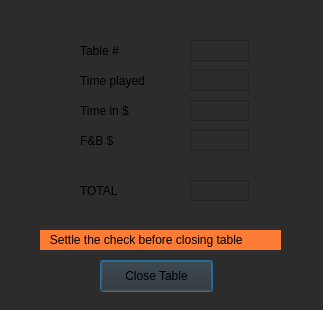
First picture: the form in tabletab.ui, repository aj501/NickBilliardsPrjQT, before the edit.
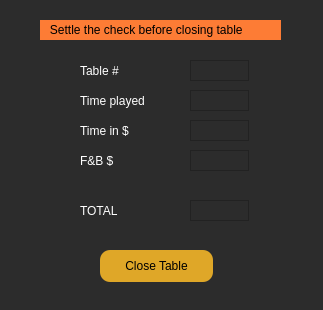
Second picture: the form after the edit.

What changed in the file:
```diff
--- a/tabletab.ui
+++ b/tabletab.ui
@@ -20,11 +20,14 @@
    <property name="geometry">
     <rect>
      <x>80</x>
-     <y>40</y>
+     <y>60</y>
      <width>59</width>
      <height>21</height>
     </rect>
    </property>
+   <property name="styleSheet">
+    <string notr="true">color: rgb(255, 255, 255);</string>
+   </property>
    <property name="text">
     <string>Table #</string>
    </property>
@@ -33,11 +36,14 @@
    <property name="geometry">
     <rect>
      <x>80</x>
-     <y>70</y>
+     <y>90</y>
      <width>81</width>
      <height>21</height>
     </rect>
    </property>
+   <property name="styleSheet">
+    <string notr="true">color: rgb(255, 255, 255);</string>
+   </property>
    <property name="text">
     <string>Time played</string>
    </property>
@@ -46,11 +52,14 @@
    <property name="geometry">
     <rect>
      <x>80</x>
-     <y>100</y>
+     <y>120</y>
      <width>59</width>
      <height>21</height>
     </rect>
    </property>
+   <property name="styleSheet">
+    <string notr="true">color: rgb(255, 255, 255);</string>
+   </property>
    <property name="text">
     <string>Time in $</string>
    </property>
@@ -59,11 +68,14 @@
    <property name="geometry">
     <rect>
      <x>80</x>
-     <y>130</y>
+     <y>150</y>
      <width>59</width>
      <height>21</height>
     </rect>
    </property>
+   <property name="styleSheet">
+    <string notr="true">color: rgb(255, 255, 255);</string>
+   </property>
    <property name="text">
     <string>F&amp;B $</string>
    </property>
@@ -72,11 +84,14 @@
    <property name="geometry">
     <rect>
      <x>190</x>
-     <y>100</y>
+     <y>120</y>
      <width>59</width>
      <height>21</height>
     </rect>
    </property>
+   <property name="styleSheet">
+    <string notr="true">color: rgb(255, 255, 255);</string>
+   </property>
    <property name="frameShape">
     <enum>QFrame::StyledPanel</enum>
    </property>
@@ -91,11 +106,14 @@
    <property name="geometry">
     <rect>
      <x>190</x>
-     <y>130</y>
+     <y>150</y>
      <width>59</width>
      <height>21</height>
     </rect>
    </property>
+   <property name="styleSheet">
+    <string notr="true">color: rgb(255, 255, 255);</string>
+   </property>
    <property name="frameShape">
     <enum>QFrame::StyledPanel</enum>
    </property>
@@ -110,11 +128,14 @@
    <property name="geometry">
     <rect>
      <x>190</x>
-     <y>70</y>
+     <y>90</y>
      <width>59</width>
      <height>21</height>
     </rect>
    </property>
+   <property name="styleSheet">
+    <string notr="true">color: rgb(255, 255, 255);</string>
+   </property>
    <property name="frameShape">
     <enum>QFrame::StyledPanel</enum>
    </property>
@@ -129,11 +150,14 @@
    <property name="geometry">
     <rect>
      <x>190</x>
-     <y>40</y>
+     <y>60</y>
      <width>59</width>
      <height>21</height>
     </rect>
    </property>
+   <property name="styleSheet">
+    <string notr="true">color: rgb(255, 255, 255);</string>
+   </property>
    <property name="frameShape">
     <enum>QFrame::StyledPanel</enum>
    </property>
@@ -148,11 +172,14 @@
    <property name="geometry">
     <rect>
      <x>80</x>
-     <y>180</y>
+     <y>200</y>
      <width>59</width>
      <height>21</height>
     </rect>
    </property>
+   <property name="styleSheet">
+    <string notr="true">color: rgb(255, 255, 255);</string>
+   </property>
    <property name="text">
     <string>TOTAL</string>
    </property>
@@ -161,11 +188,15 @@
    <property name="geometry">
     <rect>
      <x>190</x>
-     <y>180</y>
+     <y>200</y>
      <width>59</width>
      <height>21</height>
     </rect>
    </property>
+   <property name="styleSheet">
+    <string notr="true">color: rgb(255, 255, 255);
+</string>
+   </property>
    <property name="frameShape">
     <enum>QFrame::StyledPanel</enum>
    </property>
@@ -180,7 +211,7 @@
    <property name="geometry">
     <rect>
      <x>40</x>
-     <y>230</y>
+     <y>20</y>
      <width>241</width>
      <height>20</height>
     </rect>
@@ -196,11 +227,14 @@
    <property name="geometry">
     <rect>
      <x>100</x>
-     <y>260</y>
+     <y>250</y>
      <width>113</width>
      <height>32</height>
     </rect>
    </property>
+   <property name="styleSheet">
+    <string notr="true">border-radius:10px;background-color: rgb(223, 167, 40);</string>
+   </property>
    <property name="text">
     <string>Close Table</string>
    </property>
```
Left out of the diff: 5 changed lines with no effect on the pictures.
